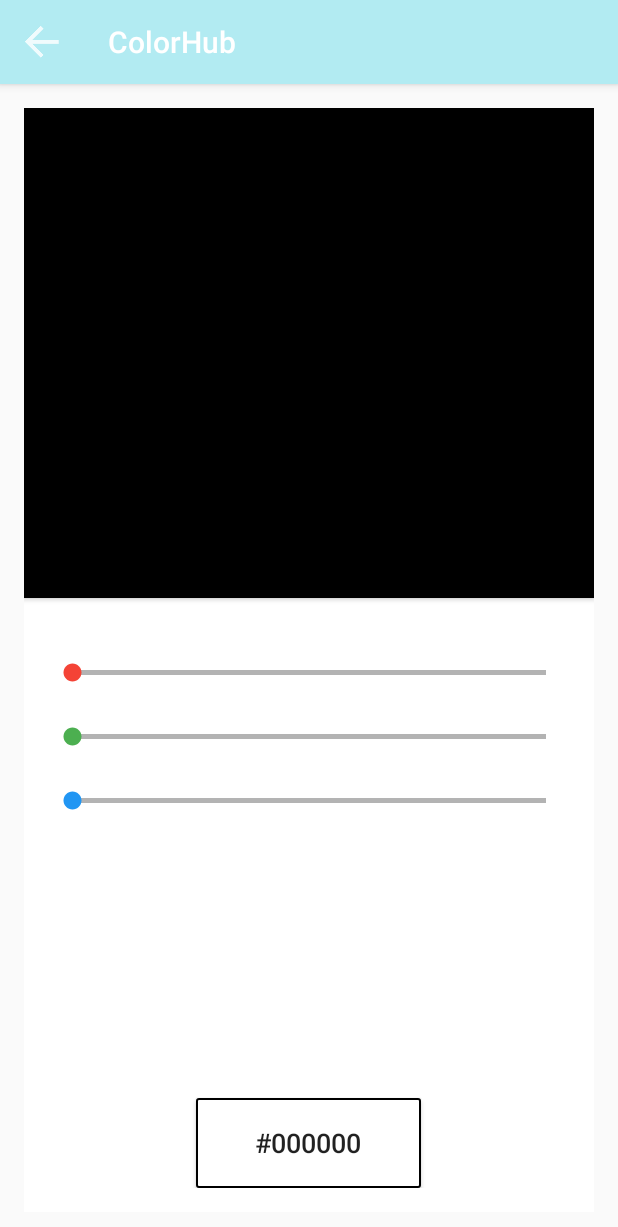
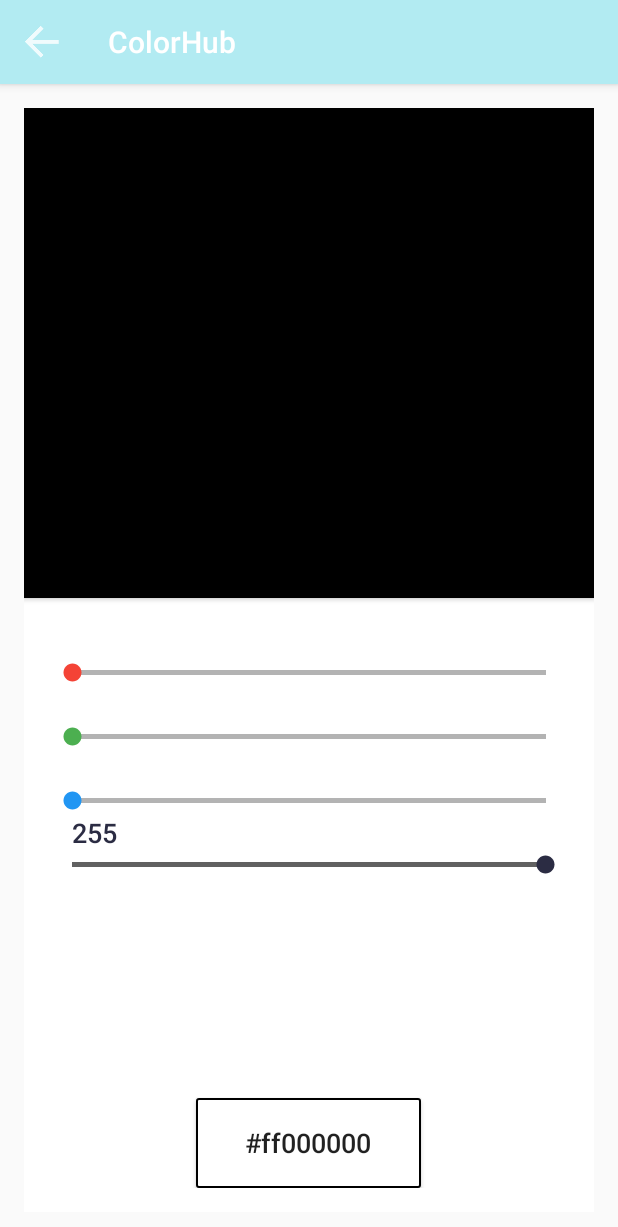
Before and after one commit to AntriKodSoft/ColorHub, an Android app: the ColorPickerActivity screen opened directly, with no data from a screen before it, on a phone screen of 412 x 824 dp. Shown: the top 1227 px of the screen. Run offline under Robolectric (Android 15) with nearby library versions, the phone set to English and light mode, and no system bars.

Commit message:
added alpha channel to color picker

```diff
--- a/app/src/main/java/cheetatech/com/colorhub/ColorPickerActivity.java
+++ b/app/src/main/java/cheetatech/com/colorhub/ColorPickerActivity.java
@@ -4,6 +4,7 @@ import android.annotation.TargetApi;
 import android.content.ClipData;
 import android.content.ClipboardManager;
 import android.content.Context;
+import android.graphics.BitmapRegionDecoder;
 import android.graphics.Color;
 import android.graphics.Rect;
 import android.os.Build;
@@ -13,6 +14,7 @@ import android.support.design.widget.Snackbar;
 import android.support.v7.app.AlertDialog;
 import android.support.v7.app.AppCompatActivity;
 import android.support.v7.widget.Toolbar;
+import android.util.Log;
 import android.view.Display;
 import android.view.Surface;
 import android.view.View;
@@ -21,22 +23,25 @@ import android.view.WindowManager;
 import android.widget.Button;
 import android.widget.SeekBar;
 import android.widget.TextView;
+import android.widget.Toast;
 
 import org.json.JSONObject;
 
-public class ColorPickerActivity extends AppCompatActivity implements SeekBar.OnSeekBarChangeListener {
+import cheetatech.com.colorhub.defines.BoardEditor;
+
+public class ColorPickerActivity extends AppCompatActivity implements SeekBar.OnSeekBarChangeListener, View.OnClickListener {
 
     public static final String MIXPANEL_TOKEN = "8df466c6bae9ae3c3117de78e1af819d";
 
     View colorView;
-    SeekBar redSeekBar, greenSeekBar, blueSeekBar;
-    TextView redToolTip, greenToolTip, blueToolTip;
+    SeekBar redSeekBar, greenSeekBar, blueSeekBar,opacitySeekBar;
+    TextView redToolTip, greenToolTip, blueToolTip,opacityToolTip;
     Button buttonSelector;
     ClipboardManager clipBoard;
     ClipData clip;
     Window window;
     Display display;
-    int red, green, blue, seekBarLeft;
+    int red, green, blue, seekBarLeft,opacity;
     Rect thumbRect;
     AlertDialog alertDialog;
 
@@ -61,6 +66,7 @@ public class ColorPickerActivity extends AppCompatActivity implements SeekBar.On
         display = ((WindowManager) this.getSystemService(Context.WINDOW_SERVICE)).getDefaultDisplay();
 
         red = green = blue = 0;
+        opacity = 255;
 
         clipBoard = (ClipboardManager)getSystemService(Context.CLIPBOARD_SERVICE);
         colorView = findViewById(R.id.colorView);
@@ -70,29 +76,39 @@ public class ColorPickerActivity extends AppCompatActivity implements SeekBar.On
         greenSeekBar = (SeekBar)findViewById(R.id.greenSeekBar);
         blueSeekBar = (SeekBar)findViewById(R.id.blueSeekBar);
 
+        opacitySeekBar = (SeekBar)findViewById(R.id.opacitySeekBar);
+
         seekBarLeft = redSeekBar.getPaddingLeft();
 
         redToolTip = (TextView)findViewById(R.id.redToolTip);
         greenToolTip = (TextView)findViewById(R.id.greenToolTip);
         blueToolTip = (TextView)findViewById(R.id.blueToolTip);
 
+        opacityToolTip = (TextView)findViewById(R.id.opacityToolTip);
+
         buttonSelector = (Button)findViewById(R.id.buttonSelector);
+        buttonSelector.setOnClickListener(this);
 
         redSeekBar.setOnSeekBarChangeListener(this);
         greenSeekBar.setOnSeekBarChangeListener(this);
         blueSeekBar.setOnSeekBarChangeListener(this);
+        opacitySeekBar.setOnSeekBarChangeListener(this);
+
 
         redSeekBar.setProgress(red);
         greenSeekBar.setProgress(green);
         blueSeekBar.setProgress(blue);
+        opacitySeekBar.setProgress(opacity);
+
 
         //Setting View, Status bar & button color & hex codes
 
-        colorView.setBackgroundColor(Color.rgb(red, green, blue));
+        //colorView.setBackgroundColor(Color.rgb(red, green, blue));
+        colorView.setBackgroundColor(Color.argb(opacity,red, green, blue));
 
         //Set's color hex on Button
-        buttonSelector.setText(String.format("#%02x%02x%02x", red, green, blue));
-
+        buttonSelector.setText(String.format("#%02x%02x%02x%02x", opacity,red, green, blue));
+        //buttonSelector.setText(String.format("#%02x%02x%02x", red, green, blue));
     }
 
     @Override
@@ -134,6 +150,18 @@ public class ColorPickerActivity extends AppCompatActivity implements SeekBar.On
             blueToolTip.setText(" "+blue);
         else
             blueToolTip.setText(blue+"");
+
+        if (Build.VERSION.SDK_INT >= Build.VERSION_CODES.JELLY_BEAN) {
+            thumbRect = opacitySeekBar.getThumb().getBounds();
+        }
+
+        opacityToolTip.setX(seekBarLeft + thumbRect.left);
+        if (opacity<10)
+            opacityToolTip.setText("  "+opacity);
+        else if (opacity<100)
+            opacityToolTip.setText(" "+opacity);
+        else
+            opacityToolTip.setText(opacity+"");
 
     }
 
@@ -188,19 +216,38 @@ public class ColorPickerActivity extends AppCompatActivity implements SeekBar.On
                 blueToolTip.setText(blue+"");
 
         }
+        else if (seekBar.getId() == R.id.opacitySeekBar) {
 
-        colorView.setBackgroundColor(Color.rgb(red, green, blue));
+            opacity = progress;
+
+            if (Build.VERSION.SDK_INT >= Build.VERSION_CODES.JELLY_BEAN) {
+                thumbRect = seekBar.getThumb().getBounds();
+            }
+            opacityToolTip.setX(seekBarLeft + thumbRect.left);
+            if (progress<10)
+                opacityToolTip.setText("  "+opacity);
+            else if (progress<100)
+                opacityToolTip.setText(" "+opacity);
+            else
+                opacityToolTip.setText(opacity+"");
+
+        }
+
+        colorView.setBackgroundColor(Color.argb(opacity,red, green, blue));
+
+        //colorView.setBackgroundColor(Color.rgb(red, green, blue));
 
         if (Build.VERSION.SDK_INT >= Build.VERSION_CODES.LOLLIPOP) {
 
             if (display.getRotation() == Surface.ROTATION_0)
-                window.setStatusBarColor(Color.rgb(red, green, blue));
+                window.setStatusBarColor(Color.argb(opacity,red, green, blue));
+            //window.setStatusBarColor(Color.rgb(red, green, blue));
 
         }
 
         //Setting the button hex color
-        buttonSelector.setText(String.format("#%02x%02x%02x", red, green, blue));
-
+        //buttonSelector.setText(String.format("#%02x%02x%02x", red, green, blue));
+        buttonSelector.setText(String.format("#%02x%02x%02x%02x", opacity, red, green, blue));
     }
 
     @Override
@@ -219,4 +266,17 @@ public class ColorPickerActivity extends AppCompatActivity implements SeekBar.On
     protected void onDestroy() {
         super.onDestroy();
     }
+
+    @Override
+    public void onClick(View view) {
+        switch (view.getId())
+        {
+            case R.id.buttonSelector:
+                BoardEditor.getInstance().copyToClipBoard(buttonSelector.getText().toString());
+                Toast.makeText(BoardEditor.getInstance().getContext(), "Color " + buttonSelector.getText().toString() +
+                        " copied to clipboard...", Toast.LENGTH_SHORT).show();
+                break;
+
+        }
+    }
 }
--- /dev/null
+++ b/app/src/main/res/drawable/opacity_progress.xml
@@ -0,0 +1,23 @@
+<?xml version="1.0" encoding="utf-8"?>
+<layer-list xmlns:android="http://schemas.android.com/apk/res/android" >
+
+    <item android:id="@android:id/background">
+        <shape android:shape="rectangle" >
+
+            <solid
+                android:color="@color/grey" />
+
+        </shape>
+    </item>
+    <item android:id="@android:id/progress">
+        <clip>
+            <shape android:shape="rectangle" >
+
+                <solid
+                    android:color="@color/colorDrawerBackground" />
+
+            </shape>
+        </clip>
+    </item>
+
+</layer-list>
--- a/app/src/main/res/layout/content_color_picker.xml
+++ b/app/src/main/res/layout/content_color_picker.xml
@@ -97,6 +97,27 @@
                 android:progressDrawable="@drawable/blue_progress"
                 android:thumbTint="@color/blue"/>
 
+            <TextView
+                android:layout_width="fill_parent"
+                android:layout_height="wrap_content"
+                android:id="@+id/opacityToolTip"
+                android:fontFamily="sans-serif-medium"
+                android:textSize="18sp"
+                android:textColor="@color/colorDarkGrey"
+                android:layout_below="@id/blueSeekBar"
+                android:singleLine="true" />
+
+            <SeekBar
+                android:layout_width="fill_parent"
+                android:layout_height="wrap_content"
+                android:id="@+id/opacitySeekBar"
+                android:layout_below="@id/opacityToolTip"
+                android:max="255"
+                android:maxHeight="3dip"
+                android:minHeight="3dip"
+                android:progressDrawable="@drawable/opacity_progress"
+                android:thumbTint="@color/colorDarkGrey"/>
+
             <Button
                 android:layout_width="150dp"
                 android:layout_height="60dp"
```
